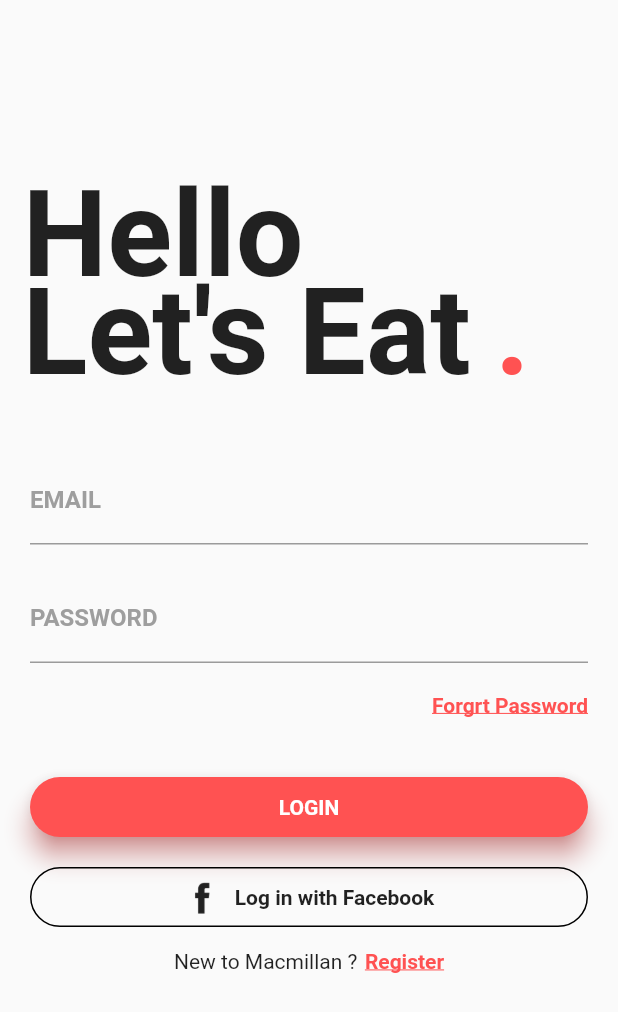
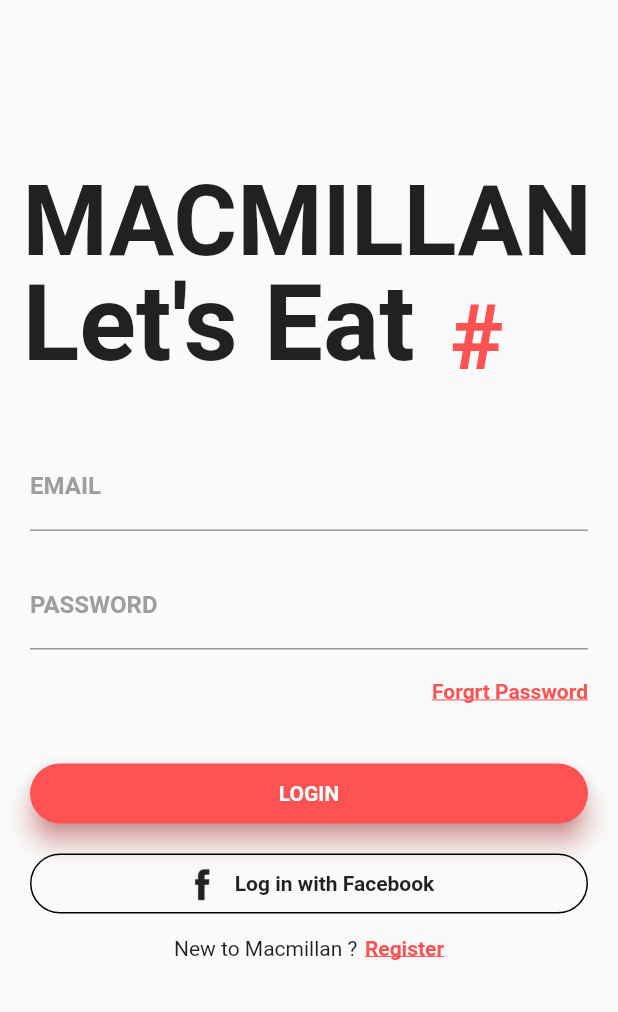
Before and after one commit to WMS-Heshan/Macmillan-Restaurant, a Flutter app: the screen it shows after launch, on a phone screen of 412 x 824 dp. Shown: the top 1012 px of the screen. Run offline on Flutter 3.47's test engine with Material 2 defaults, Android fonts, the phone set to English and light mode, and no system bars; our stand-ins replace firebase_auth, firebase_core; accounts and stored records are empty; Roboto replaces fonts that are missing (Montserrat); project files that could hold a hidden picture were left out.

```diff
--- a/lib/authenticate/authenticate.dart
+++ b/lib/authenticate/authenticate.dart
@@ -1,4 +1,5 @@
 import 'package:flutter/material.dart';
+import 'package:macmillan_restaurant/home/customer.dart';
 
 class Authenticate extends StatefulWidget {
   @override
@@ -9,7 +10,7 @@ class _AuthenticateState extends State<Authenticate> {
   @override
   Widget build(BuildContext context) {
     return Container(
-      child: Text('authenticate')
+      child: CuDash(),
     );
   }
 }
--- a/lib/home/home.dart
+++ b/lib/home/home.dart
@@ -38,9 +38,9 @@ class _MyHomePageState extends State<MyHomePage> {
                   Container(
                     padding: EdgeInsets.fromLTRB(15.0, 110.0, 0.0, 0.0),
                     child: Text(
-                        'Hello',
+                        'MACMILLAN' ,
                         style: TextStyle(
-                            fontSize: 80.0, fontWeight: FontWeight.bold)
+                            fontSize: 65.0, fontWeight: FontWeight.bold)
                     ),
                   ),
                   Container(
@@ -48,15 +48,15 @@ class _MyHomePageState extends State<MyHomePage> {
                     child: Text(
                         "Let's Eat",
                         style: TextStyle(
-                            fontSize: 80.0, fontWeight: FontWeight.bold)
+                            fontSize: 70.0, fontWeight: FontWeight.bold)
                     ),
                   ),
                   Container(
-                    padding: EdgeInsets.fromLTRB(330.0, 175.0, 0.0, 0.0),
+                    padding: EdgeInsets.fromLTRB(300.0, 190.0, 0.0, 0.0),
                     child: Text(
-                        '.',
+                        "#",
                         style: TextStyle(
-                            fontSize: 80.0, fontWeight: FontWeight.bold, color: Colors.redAccent)
+                            fontSize: 60.0, fontWeight: FontWeight.bold, color: Colors.redAccent)
                     ),
                   ),
                 ],
--- a/lib/wrapper.dart
+++ b/lib/wrapper.dart
@@ -1,4 +1,5 @@
 import 'package:flutter/material.dart';
+import 'package:macmillan_restaurant/authenticate/authenticate.dart';
 import 'package:macmillan_restaurant/home/home.dart';
 
 class Wrapper extends StatelessWidget {
```
Also changed, not shown: lib/home/customer.dart (+39 -0 lines), lib/services/auth.dart (added, +23 -0 lines).
